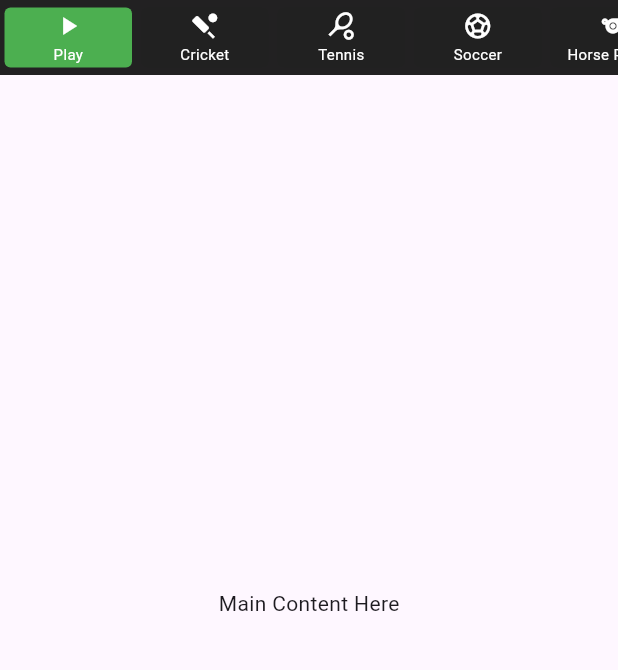
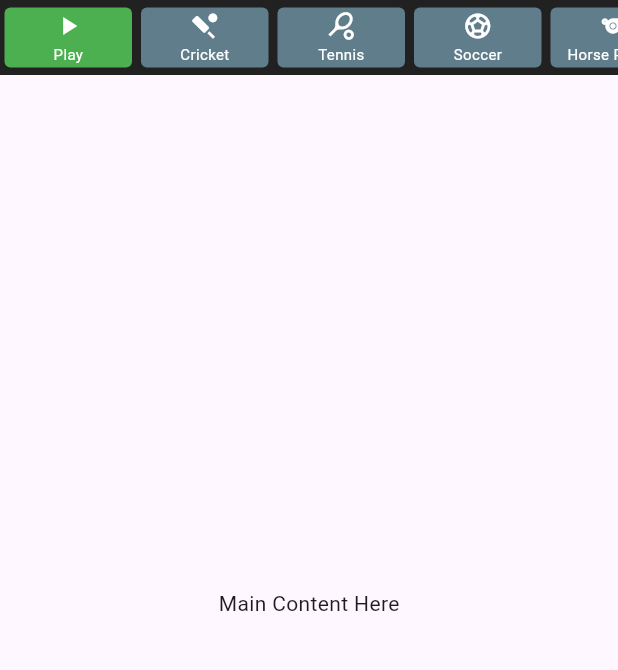
Before and after one commit to iamkashansheikh/stake_fair_app, a Flutter app: the screen it shows after launch, on a phone screen of 412 x 824 dp, the part 105-775 px from its top. Run offline on Flutter 3.47's test engine with Material 3 defaults, Android fonts, the phone set to English and light mode, and no system bars; our stand-ins replace get.

Commit message:
change appbar or scroable slider

```diff
--- a/lib/view/screens/home_screen.dart
+++ b/lib/view/screens/home_screen.dart
@@ -31,7 +31,6 @@ class _HomeScreenState extends State<HomeScreen> {
           title: Row(
             mainAxisAlignment: MainAxisAlignment.spaceBetween,
             children: [
-              // Left side - Logo & Text
               Row(
                 children: [
                   Column(
@@ -51,7 +50,6 @@ class _HomeScreenState extends State<HomeScreen> {
                   Icon(Icons.unfold_more, size: 22), // Double arrow icon
                 ],
               ),
-              // Right side - Buttons
               Row(
                 children: [
                   _buildIconButton(Icons.search_rounded, 'Search'),
@@ -91,7 +89,7 @@ class _HomeScreenState extends State<HomeScreen> {
     );
   }
 
-  // 🔹 Horizontal Scrollable Compact Category Bar
+  // 🔹 Horizontal Scrollable Category Bar (Bilkul Play Wale Jaisa Sab!)
   Widget _buildCategoryBar() {
     return Container(
       height: 50,
@@ -107,7 +105,7 @@ class _HomeScreenState extends State<HomeScreen> {
                 width: 85, // Chota rakha taake compact lage
                 height: 45, // Height bhi kam ki
                 decoration: BoxDecoration(
-                  color: isHighlighted ? Colors.green : Colors.grey[900],
+                  color: isHighlighted ? Colors.green : Colors.blueGrey, // Play = Green, Others = BlueGrey
                   borderRadius: BorderRadius.circular(4),
                 ),
                 child: Column(
```
